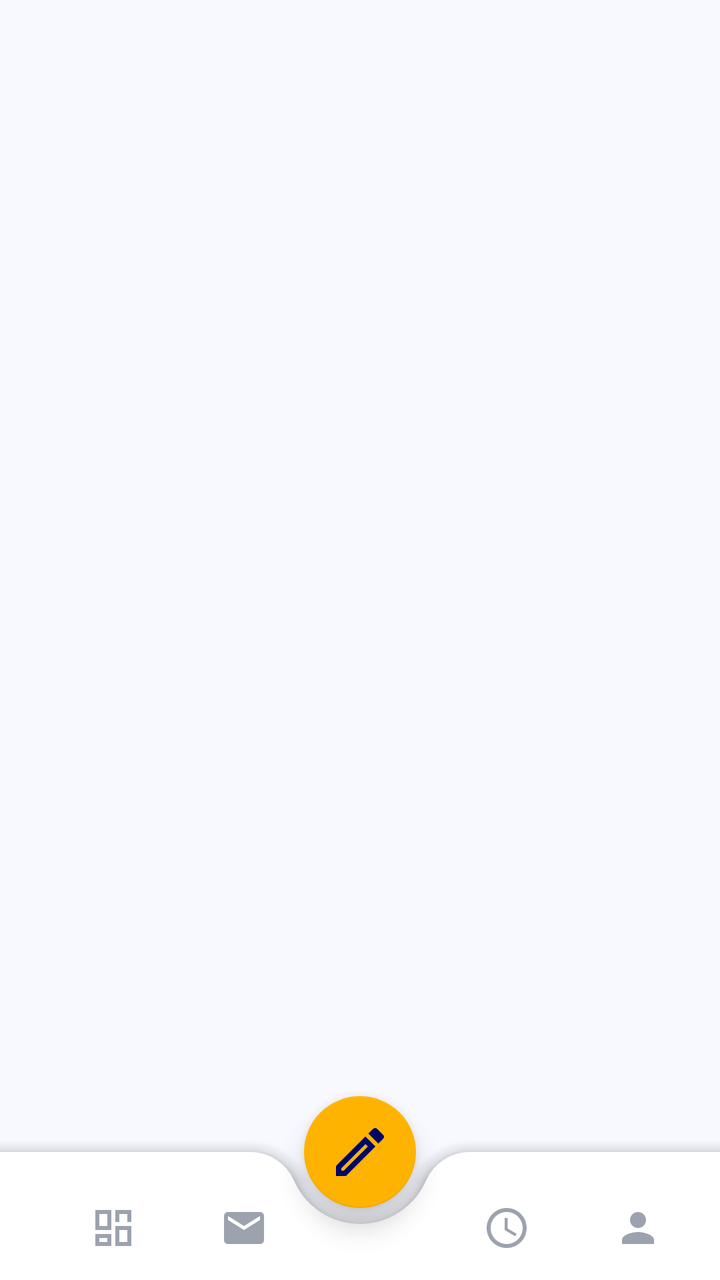
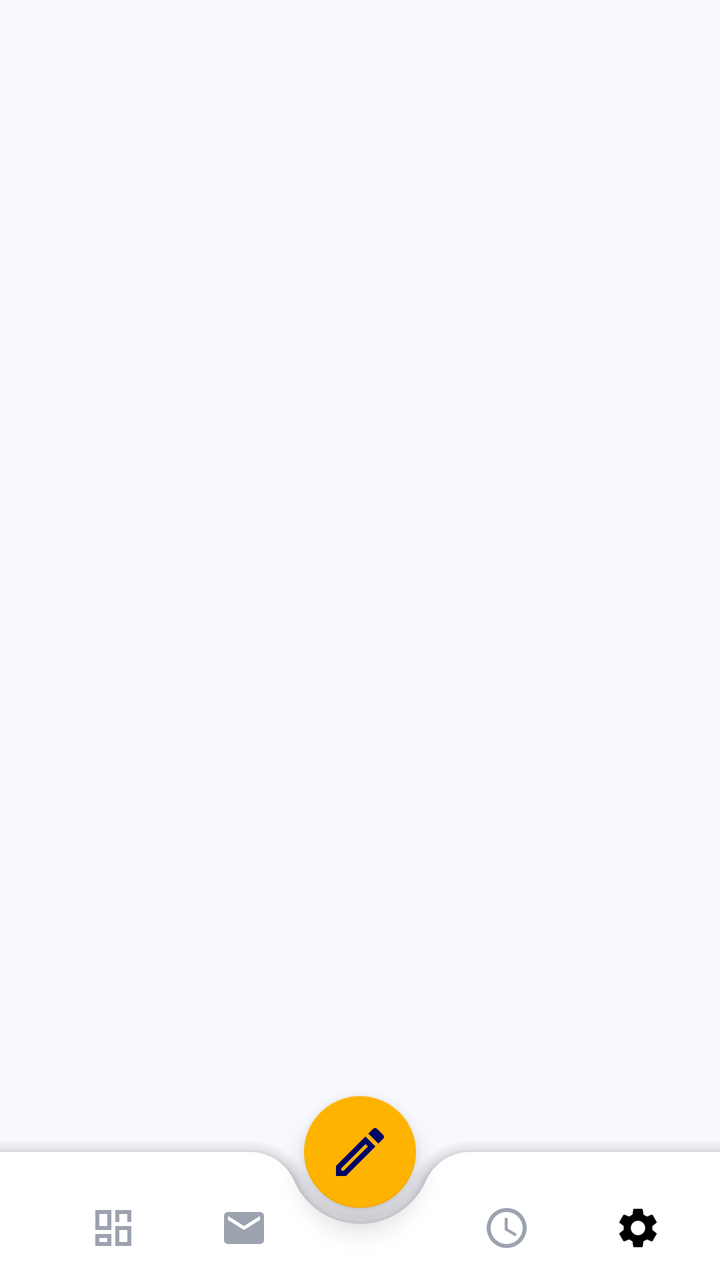

Before-and-after screenshots of an Android layout around one commit, followed by the original layout XML and the change that was made.
<!-- AndroidManifest.xml: application theme Theme.JavaTraining -->
<!-- res/layout/activity_main.xml -->
<?xml version="1.0" encoding="utf-8"?>
<androidx.coordinatorlayout.widget.CoordinatorLayout xmlns:android="http://schemas.android.com/apk/res/android"
    xmlns:app="http://schemas.android.com/apk/res-auto"
    android:layout_width="match_parent"
    android:layout_height="match_parent"
    android:clipChildren="false"
    android:clipToPadding="false"
    android:background="@color/ent_background">

    <FrameLayout
        android:id="@+id/fragment_container"
        android:layout_width="match_parent"
        android:layout_height="match_parent" />

    <com.google.android.material.bottomappbar.BottomAppBar
        android:id="@+id/bottomAppBar"
        android:layout_width="match_parent"
        android:layout_height="64dp"
        android:layout_gravity="bottom"
        app:backgroundTint="@color/ent_surface"
        app:fabCradleMargin="8dp"
        app:fabCradleRoundedCornerRadius="24dp"
        app:fabCradleVerticalOffset="0dp"
        app:elevation="12dp">

        <LinearLayout
            android:layout_width="match_parent"
            android:layout_height="match_parent"
            android:orientation="horizontal"
            android:paddingHorizontal="8dp"
            android:paddingTop="12dp"
            android:gravity="center_vertical">

            
            <RelativeLayout
                android:id="@+id/navDashboard"
                android:layout_width="0dp"
                android:layout_height="match_parent"
                android:layout_weight="1"
                android:clickable="true"
                android:focusable="true"
                android:background="?attr/selectableItemBackgroundBorderless">
                <ImageView
                    android:id="@+id/iconDashboard"
                    android:layout_width="24dp"
                    android:layout_height="24dp"
                    android:layout_centerInParent="true"
                    android:src="@drawable/ic_nav_dashboard" />
                <View
                    android:id="@+id/dotDashboard"
                    android:layout_width="4dp"
                    android:layout_height="4dp"
                    android:layout_below="@id/iconDashboard"
                    android:layout_centerHorizontal="true"
                    android:layout_marginTop="4dp"
                    android:background="@drawable/bg_nav_dot"
                    android:visibility="invisible" />
            </RelativeLayout>

            
            <RelativeLayout
                android:id="@+id/navQuickIzin"
                android:layout_width="0dp"
                android:layout_height="match_parent"
                android:layout_weight="1"
                android:clickable="true"
                android:focusable="true"
                android:background="?attr/selectableItemBackgroundBorderless">
                <ImageView
                    android:id="@+id/iconQuickIzin"
                    android:layout_width="24dp"
                    android:layout_height="24dp"
                    android:layout_centerInParent="true"
                    android:src="@drawable/ic_email_outline" />
                <View
                    android:id="@+id/dotQuickIzin"
                    android:layout_width="4dp"
                    android:layout_height="4dp"
                    android:layout_below="@id/iconQuickIzin"
                    android:layout_centerHorizontal="true"
                    android:layout_marginTop="4dp"
                    android:background="@drawable/bg_nav_dot"
                    android:visibility="invisible" />
            </RelativeLayout>

            
            <View
                android:layout_width="0dp"
                android:layout_height="0dp"
                android:layout_weight="1" />

            
            <RelativeLayout
                android:id="@+id/navHistory"
                android:layout_width="0dp"
                android:layout_height="match_parent"
                android:layout_weight="1"
                android:clickable="true"
                android:focusable="true"
                android:background="?attr/selectableItemBackgroundBorderless">
                <ImageView
                    android:id="@+id/iconHistory"
                    android:layout_width="24dp"
                    android:layout_height="24dp"
                    android:layout_centerInParent="true"
                    android:src="@drawable/ic_nav_history" />
                <View
                    android:id="@+id/dotHistory"
                    android:layout_width="4dp"
                    android:layout_height="4dp"
                    android:layout_below="@id/iconHistory"
                    android:layout_centerHorizontal="true"
                    android:layout_marginTop="4dp"
                    android:background="@drawable/bg_nav_dot"
                    android:visibility="invisible" />
            </RelativeLayout>

            
            <RelativeLayout
                android:id="@+id/navProfile"
                android:layout_width="0dp"
                android:layout_height="match_parent"
                android:layout_weight="1"
                android:clickable="true"
                android:focusable="true"
                android:background="?attr/selectableItemBackgroundBorderless">
                <ImageView
                    android:id="@+id/iconProfile"
                    android:layout_width="24dp"
                    android:layout_height="24dp"
                    android:layout_centerInParent="true"
                    android:src="@drawable/ic_nav_profile" />
                <View
                    android:id="@+id/dotProfile"
                    android:layout_width="4dp"
                    android:layout_height="4dp"
                    android:layout_below="@id/iconProfile"
                    android:layout_centerHorizontal="true"
                    android:layout_marginTop="4dp"
                    android:background="@drawable/bg_nav_dot"
                    android:visibility="invisible" />
            </RelativeLayout>

        </LinearLayout>
    </com.google.android.material.bottomappbar.BottomAppBar>

    <com.google.android.material.floatingactionbutton.FloatingActionButton
        android:id="@+id/fabManual"
        android:layout_width="wrap_content"
        android:layout_height="wrap_content"
        android:src="@drawable/ic_nav_manual"
        app:backgroundTint="@color/ent_secondary"
        app:tint="@color/ent_primary"
        app:layout_anchor="@id/bottomAppBar"
        app:fabCustomSize="56dp"
        app:maxImageSize="32dp"
        app:elevation="8dp" />

</androidx.coordinatorlayout.widget.CoordinatorLayout>
<!-- resources referenced by this layout -->
<resources>
  <color name="ent_background">#F8F9FF</color>
  <color name="ent_primary">#000666</color>
  <color name="ent_secondary">#FEB300</color>
  <color name="ent_surface">#FFFFFF</color>
  <!-- drawable bg_nav_dot (drawable) -->
  <?xml version="1.0" encoding="utf-8"?>
  <shape xmlns:android="http://schemas.android.com/apk/res/android" android:shape="oval">
      <solid android:color="@color/dash_accent_orange" />
      <size android:width="4dp" android:height="4dp" />
  </shape>
  <!-- drawable ic_email_outline (drawable) -->
  <vector xmlns:android="http://schemas.android.com/apk/res/android"
      android:width="24dp"
      android:height="24dp"
      android:viewportWidth="24"
      android:viewportHeight="24"
      android:tint="#9CA3AF">
    <path android:fillColor="@android:color/white" android:pathData="M20,4H4c-1.1,0 -1.99,0.9 -1.99,2L2,18c0,1.1 0.9,2 2,2h16c1.1,0 2,-0.9 2,-2V6c0,-1.1 -0.9,-2 -2,-2zm0,4l-8,5 -8,-5V6l8,5 8,-5v2z"/>
  </vector>
  <!-- drawable ic_nav_dashboard (drawable) -->
  <vector xmlns:android="http://schemas.android.com/apk/res/android"
      android:width="24dp"
      android:height="24dp"
      android:viewportWidth="24"
      android:viewportHeight="24">
    <path
        android:pathData="M3,13h8V3H3v10zM3,21h8v-6H3v6zM13,21h8V11h-8v10zM13,3v6h8V3h-8zM5,5h4v6H5V5zM15,13h4v6h-4v-6zM5,17h4v2H5v-2zM15,5h4v4h-4V5z"
        android:fillColor="@color/nav_inactive_gray"/>
  </vector>
  <!-- drawable ic_nav_manual (drawable) -->
  <vector xmlns:android="http://schemas.android.com/apk/res/android"
      android:width="24dp"
      android:height="24dp"
      android:viewportWidth="24"
      android:viewportHeight="24">
    <path
        android:pathData="M14.06,9.02l0.92,0.92L5.92,19H5v-0.92l9.06,-9.06M17.66,3c-0.25,0 -0.51,0.1 -0.7,0.29l-1.83,1.83 3.75,3.75 1.83,-1.83c0.39,-0.39 0.39,-1.02 0,-1.41l-2.34,-2.34c-0.2,-0.2 -0.45,-0.29 -0.71,-0.29zm-3.6,3.19L3,17.25V21h3.75L17.81,9.94l-3.75,-3.75z"
        android:fillColor="@color/nav_inactive_gray"/>
  </vector>
  <!-- drawable ic_nav_profile (drawable) -->
  <vector xmlns:android="http://schemas.android.com/apk/res/android"
      android:width="24dp"
      android:height="24dp"
      android:viewportWidth="24"
      android:viewportHeight="24">
    <path
        android:pathData="M12,12c2.21,0 4,-1.79 4,-4s-1.79,-4 -4,-4 -4,1.79 -4,4 1.79,4 4,4zm0,2c-2.67,0 -8,1.34 -8,4v2h16v-2c0,-2.66 -5.33,-4 -8,-4z"
        android:fillColor="@color/nav_inactive_gray"/>
  </vector>
  <color name="dash_accent_orange">#F4A912</color>
  <color name="nav_inactive_gray">#9CA3AF</color>
  <color name="colorPrimary">#1A2D72</color>
  <color name="colorPrimaryDark">#141A4C</color>
  <color name="textWhite">#FFFFFF</color>
  <color name="colorAccent">#F4A912</color>
  <color name="backgroundLight">#1A2D72</color>
  <color name="cardBackground">#283C90</color>
  <color name="textPrimary">#FFFFFF</color>
  <!-- unchanged entries left out for length: 2 -->
</resources>

<!-- the commit's change to res/layout/activity_main.xml (unified diff, before → after) -->
@@ -5,6 +5,7 @@
     android:layout_height="match_parent"
     android:clipChildren="false"
     android:clipToPadding="false"
+    android:fitsSystemWindows="true"
     android:background="@color/ent_background">
 
     <FrameLayout
@@ -129,7 +130,7 @@
                     android:layout_width="24dp"
                     android:layout_height="24dp"
                     android:layout_centerInParent="true"
-                    android:src="@drawable/ic_nav_profile" />
+                    android:src="@drawable/ic_settings" />
                 <View
                     android:id="@+id/dotProfile"
                     android:layout_width="4dp"
<!-- resource entries referenced after the edit -->
@@ -39,15 +39,15 @@
         android:pathData="M14.06,9.02l0.92,0.92L5.92,19H5v-0.92l9.06,-9.06M17.66,3c-0.25,0 -0.51,0.1 -0.7,0.29l-1.83,1.83 3.75,3.75 1.83,-1.83c0.39,-0.39 0.39,-1.02 0,-1.41l-2.34,-2.34c-0.2,-0.2 -0.45,-0.29 -0.71,-0.29zm-3.6,3.19L3,17.25V21h3.75L17.81,9.94l-3.75,-3.75z"
         android:fillColor="@color/nav_inactive_gray"/>
   </vector>
-  <!-- drawable ic_nav_profile (drawable) -->
+  <!-- drawable ic_settings (drawable) -->
   <vector xmlns:android="http://schemas.android.com/apk/res/android"
       android:width="24dp"
       android:height="24dp"
       android:viewportWidth="24"
       android:viewportHeight="24">
     <path
-        android:pathData="M12,12c2.21,0 4,-1.79 4,-4s-1.79,-4 -4,-4 -4,1.79 -4,4 1.79,4 4,4zm0,2c-2.67,0 -8,1.34 -8,4v2h16v-2c0,-2.66 -5.33,-4 -8,-4z"
-        android:fillColor="@color/nav_inactive_gray"/>
+        android:fillColor="#FF000000"
+        android:pathData="M19.14,12.94c0.04,-0.3 0.06,-0.61 0.06,-0.94c0,-0.32 -0.02,-0.64 -0.06,-0.94l2.03,-1.58c0.18,-0.14 0.23,-0.41 0.12,-0.61l-1.92,-3.32c-0.12,-0.22 -0.37,-0.29 -0.59,-0.22l-2.39,0.96c-0.5,-0.38 -1.03,-0.7 -1.62,-0.94L14.4,2.81c-0.04,-0.24 -0.24,-0.41 -0.48,-0.41h-3.84c-0.24,0 -0.43,0.17 -0.47,0.41L9.25,5.35C8.66,5.59 8.12,5.92 7.63,6.29L5.24,5.33c-0.22,-0.08 -0.47,0 -0.59,0.22L2.73,8.87C2.62,9.08 2.66,9.34 2.86,9.48l2.03,1.58C4.84,11.36 4.8,11.69 4.8,12s0.02,0.64 0.06,0.94l-2.03,1.58c-0.18,0.14 -0.23,0.41 -0.12,0.61l1.92,3.32c0.12,0.22 0.37,0.29 0.59,0.22l2.39,-0.96c0.5,0.38 1.03,0.7 1.62,0.94l0.36,2.54c0.05,0.24 0.24,0.41 0.48,0.41h3.84c0.24,0 0.43,-0.17 0.47,-0.41l0.36,-2.54c0.59,-0.24 1.13,-0.56 1.62,-0.94l2.39,0.96c0.22,0.08 0.47,0 0.59,-0.22l1.92,-3.32c0.12,-0.22 0.07,-0.49 -0.12,-0.61L19.14,12.94zM12,15.6c-1.98,0 -3.6,-1.62 -3.6,-3.6s1.62,-3.6 3.6,-3.6s3.6,1.62 3.6,3.6S13.98,15.6 12,15.6z"/>
   </vector>
   <color name="dash_accent_orange">#F4A912</color>
   <color name="nav_inactive_gray">#9CA3AF</color>
